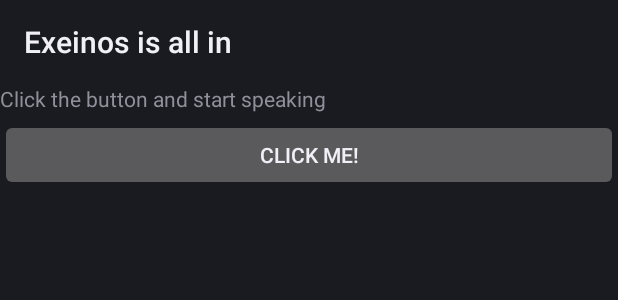
After one commit to AlbertoSabater/exeinos-uCode-2017, an Android app: the layout voice_recog.xml on its own in the app's theme, with its tools: preview values and no code run, on a phone screen of 412 x 824 dp. The commit adds this screen. Shown: the top 300 px of the screen. Run offline under Robolectric (Android 15) with nearby library versions, the phone set to English and light mode, and no system bars.

Commit message:
Strings and translations

```diff
--- a/app/src/main/java/com/example/android/photobyintent/PhotoIntentActivity.java
+++ b/app/src/main/java/com/example/android/photobyintent/PhotoIntentActivity.java
@@ -393,6 +393,8 @@
 			break;
 		} // ACTION_TAKE_PHOTO_S
 		} // switch
+
+
 	}
 
 	// Some lifecycle callbacks so that the image can survive orientation change
--- /dev/null
+++ b/app/src/main/res/layout/voice_recog.xml
@@ -0,0 +1,24 @@
+<?xml version="1.0" encoding="utf-8"?>
+<LinearLayout xmlns:android="http://schemas.android.com/apk/res/android"
+    android:layout_width="fill_parent"
+    android:layout_height="fill_parent"
+    android:orientation="vertical">
+
+    <TextView
+        android:layout_width="fill_parent"
+        android:layout_height="wrap_content"
+        android:paddingBottom="4dip"
+        android:text="Click the button and start speaking" />
+
+    <Button android:id="@+id/speakButton"
+        android:layout_width="fill_parent"
+        android:onClick="speakButtonClicked"
+        android:layout_height="wrap_content"
+        android:text="Click Me!" />
+
+    <ListView android:id="@+id/list"
+        android:layout_width="fill_parent"
+        android:layout_height="0dip"
+        android:layout_weight="1" />
+
+</LinearLayout>
--- a/app/src/main/res/values/strings.xml
+++ b/app/src/main/res/values/strings.xml
@@ -6,4 +6,8 @@
     <string name="btnIntendS">Take (small) Picture</string>
     <string name="cannot">Cannot</string>
     <string name="album_name">CameraSample</string>
+    <string name="price">price</string>
+    <string name="size">size</string>
+    <string name="colors">available colors</string>
+    <string name="models">other models</string>
 </resources>
--- a/build.gradle
+++ b/build.gradle
@@ -4,7 +4,7 @@
         jcenter()
     }
     dependencies {
-        classpath 'com.android.tools.build:gradle:2.1.0'
+        classpath 'com.android.tools.build:gradle:2.2.2'
     }
 }
 
```
Also changed, not shown: app/src/main/res/layout/options.xml (added, +13 -0 lines), gradle/wrapper/gradle-wrapper.properties, 2 other files.
